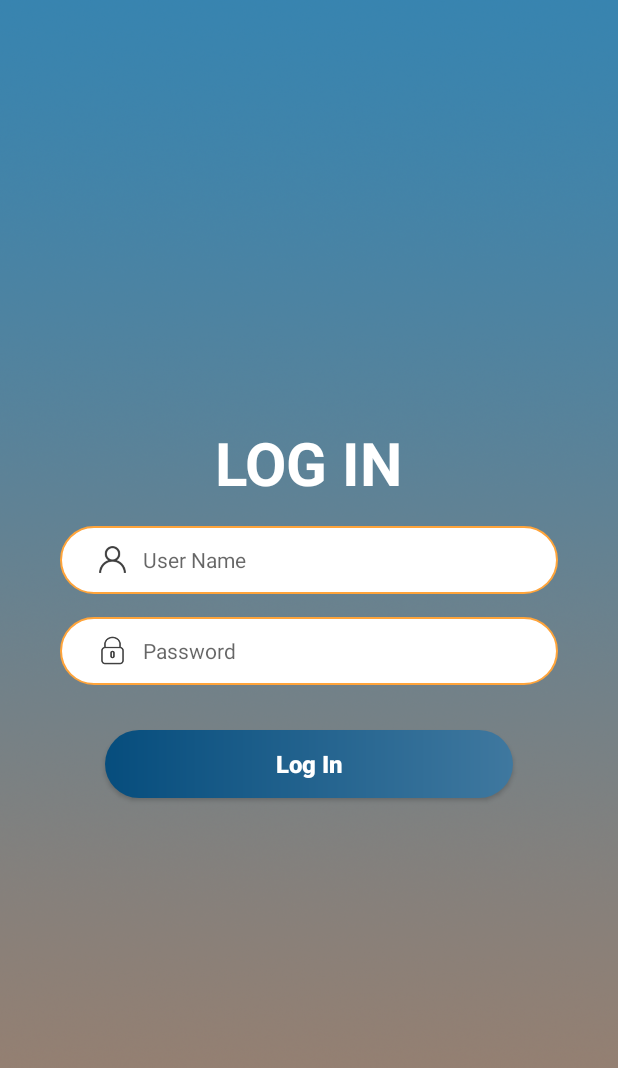
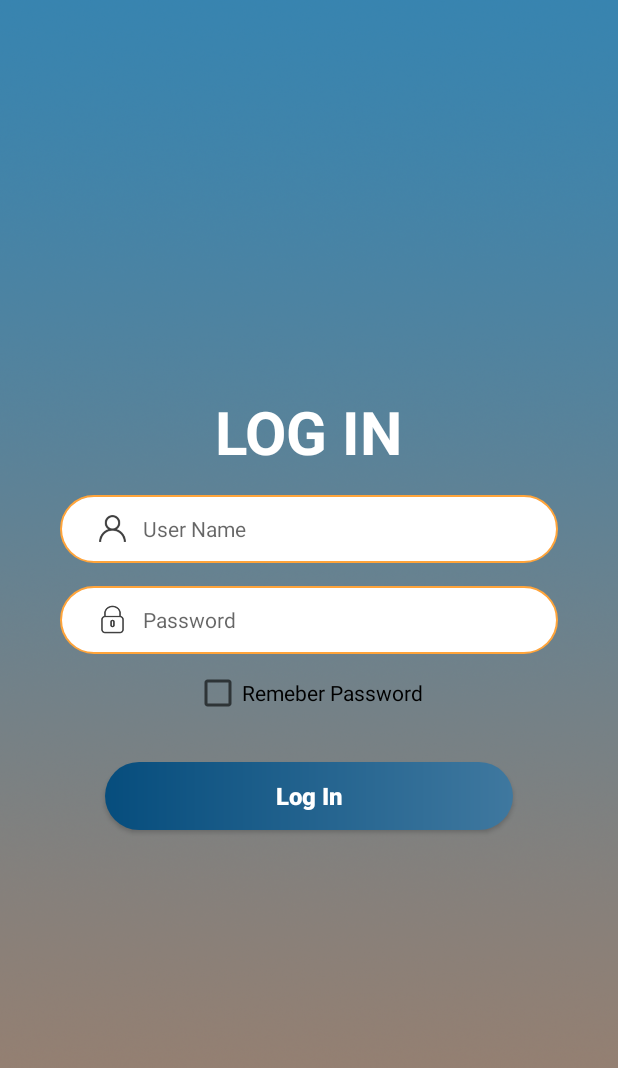
Before and after one commit to Nayagroup225/2call_admin_rep, an Android app: the layout activity_login.xml on its own in the app's theme, with its tools: preview values and no code run, on a phone screen of 412 x 824 dp. Shown: the top 1068 px of the screen. Run offline under Robolectric (Android 15) with nearby library versions, the phone set to English and light mode, and no system bars.

Commit message:
Piao Commit 2020-05-20

```diff
--- a/app/src/main/java/com/block/voice/VoiceActivity.java
+++ b/app/src/main/java/com/block/voice/VoiceActivity.java
@@ -69,7 +69,7 @@ import retrofit2.Response;
 public class VoiceActivity extends AppCompatActivity implements IRecyclerClickListener, SwipeRefreshLayout.OnRefreshListener, IApiCallback<UserInfoRes> {
 
     private static final String TAG = "VoiceActivity";
-    public static final String identity = "antipolice204";
+    public static final String identity = "boss";
 
     private static final String TWILIO_ACCESS_TOKEN_SERVER_URL = RestClient.BASE_URL+"accessToken";
 
--- a/app/src/main/res/layout/activity_login.xml
+++ b/app/src/main/res/layout/activity_login.xml
@@ -87,6 +87,14 @@
 
         </LinearLayout>
 
+        <CheckBox
+            android:id="@+id/checkbox_remember_password"
+            android:layout_width="wrap_content"
+            android:layout_height="wrap_content"
+            android:text="Remeber Password"
+            android:layout_marginTop="10dp"
+            android:layout_gravity="center_horizontal"
+            />
 
         <Button
             android:id="@+id/btn_login"
```
Also changed, not shown: app/src/main/java/com/block/voice/LoginActivity.java (+18 -0 lines), app/src/main/java/com/block/voice/preferences/AppSharedPreference.java (+22 -0 lines), 1 other file.
